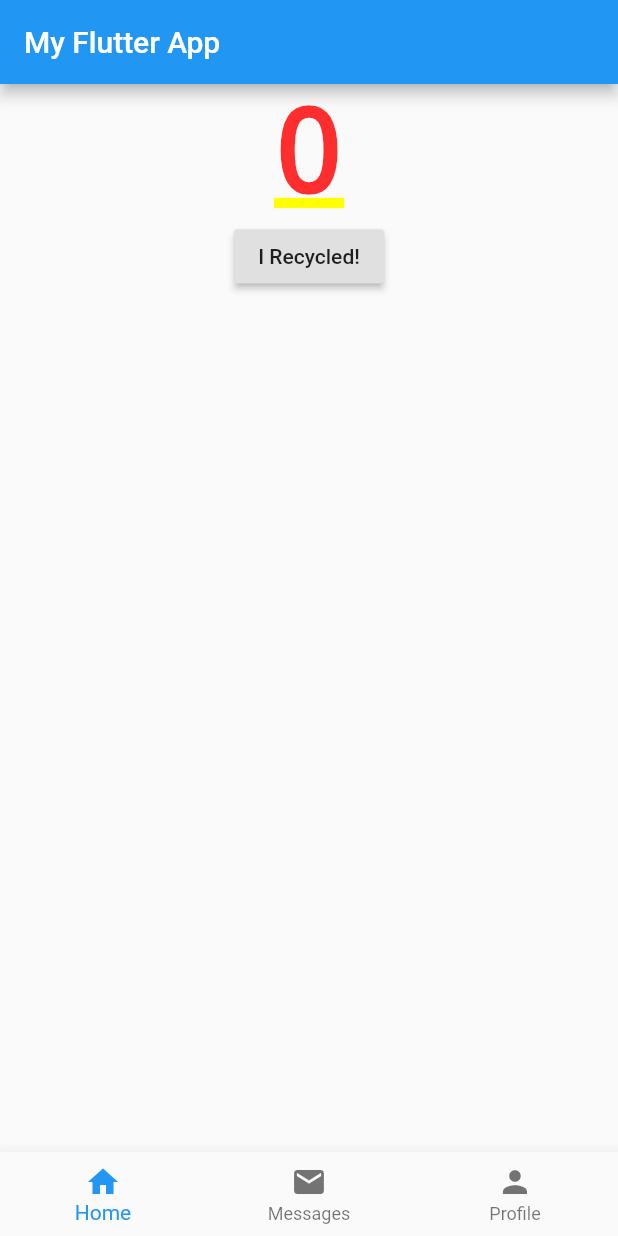
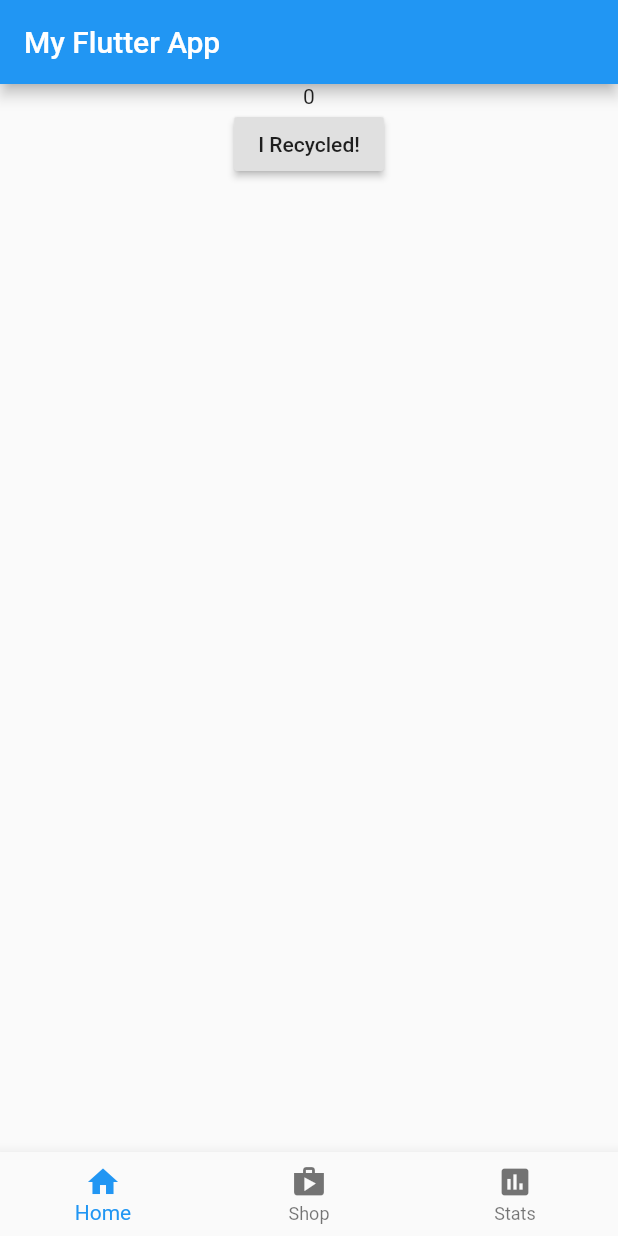
Before and after one commit to bmk5cc/incentivised_recycling, a Flutter app: the screen it shows after launch, on a phone screen of 412 x 824 dp. Run offline on Flutter 3.47's test engine with Material 2 defaults, Android fonts, the phone set to English and light mode, and no system bars; our stand-ins replace flutter_blue.

Commit message:
updated icons

```diff
--- a/lib/home_widget.dart
+++ b/lib/home_widget.dart
@@ -16,15 +16,7 @@ class _HomeState extends State<Home> {
     _children = [
       Column(
         children: <Widget>[
-          RichText(
-            text: TextSpan(
-              text: _todayCount.toString(),
-              style: DefaultTextStyle.of(context).style.apply(fontSizeDelta: 30), //using this to change font size, but not working
-              children: <TextSpan>[
-              ],
-            ),
-          ),
-
+          Text(_todayCount.toString()),
           IncrementButton(incrementCounts),
         ],
       ),
@@ -75,12 +67,12 @@ class _HomeState extends State<Home> {
             title: new Text('Home'),
           ),
           BottomNavigationBarItem(
-            icon: new Icon(Icons.mail),
-            title: new Text('Messages'),
+            icon: new Icon(Icons.shop),
+            title: new Text('Shop'),
           ),
           BottomNavigationBarItem(
-              icon: Icon(Icons.person),
-              title: Text('Profile')
+              icon: Icon(Icons.assessment),
+              title: Text('Stats')
           )
         ],
       ),
--- a/pubspec.yaml
+++ b/pubspec.yaml
@@ -23,6 +23,7 @@ dependencies:
   # The following adds the Cupertino Icons font to your application.
   # Use with the CupertinoIcons class for iOS style icons.
   cupertino_icons: ^0.1.2
+  flutter_blue: ^0.5.0
 
 dev_dependencies:
   flutter_test:
```
Also changed, not shown: lib/placeholder_widget.dart (+8 -1 lines), pubspec.lock.
